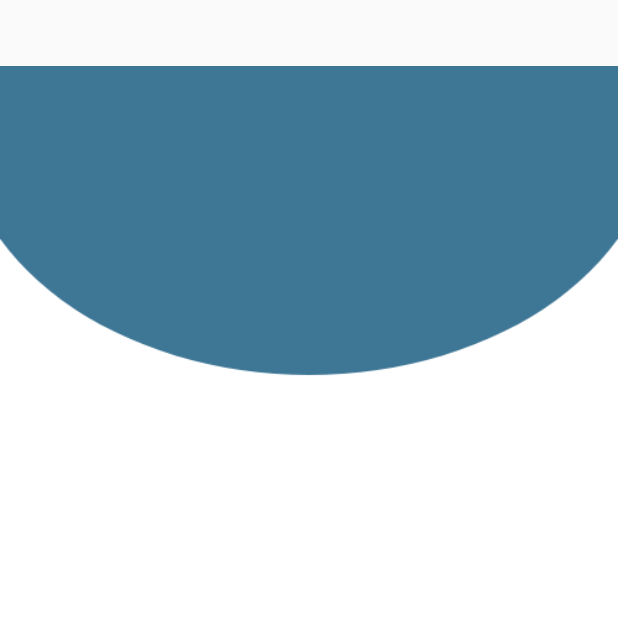
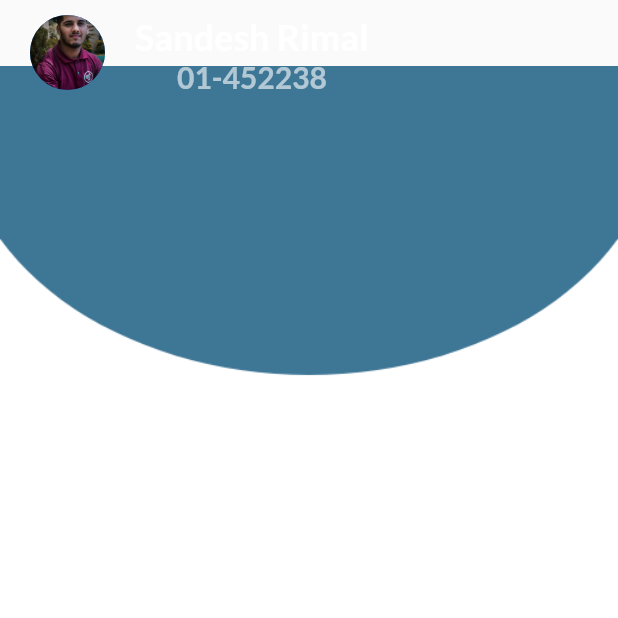
Before and after one commit to sandesh101/dashboard-ui, a Flutter app: the screen it shows after launch, on a phone screen of 412 x 824 dp, the top half of it. Run offline on Flutter 3.47's test engine with Material 2 defaults, Android fonts, the phone set to English and light mode, and no system bars; our stand-ins replace google_fonts.

Commit message:
Homescreen : UID Fixed

```diff
--- a/lib/homescreen.dart
+++ b/lib/homescreen.dart
@@ -1,4 +1,5 @@
 import 'package:flutter/material.dart';
+import 'package:google_fonts/google_fonts.dart';
 
 class HomeScreen extends StatefulWidget {
   @override
@@ -20,7 +21,48 @@ class _HomeScreenState extends State<HomeScreen> {
                 image: AssetImage('assets/bg.png'),
               ),
             ),
-          )
+          ),
+          Column(
+            children: [
+              Container(
+                height: 65,
+                child: Padding(
+                  padding: const EdgeInsets.only(left: 20.0, top: 5.0),
+                  child: Row(
+                    children: [
+                      CircleAvatar(
+                        backgroundImage: AssetImage('assets/pp.jpg'),
+                        radius: 25,
+                      ),
+                      Padding(
+                        padding: const EdgeInsets.only(left: 20.0, top: 5.0),
+                        child: Column(
+                          children: [
+                            Text(
+                              'Sandesh Rimal',
+                              style: GoogleFonts.lato(
+                                fontSize: 24,
+                                fontWeight: FontWeight.bold,
+                                color: Colors.white,
+                              ),
+                            ),
+                            Text(
+                              '01-452238',
+                              style: GoogleFonts.lato(
+                                fontSize: 20,
+                                fontWeight: FontWeight.bold,
+                                color: Colors.white60,
+                              ),
+                            ),
+                          ],
+                        ),
+                      ),
+                    ],
+                  ),
+                ),
+              ),
+            ],
+          ),
         ],
       ),
     );
```
